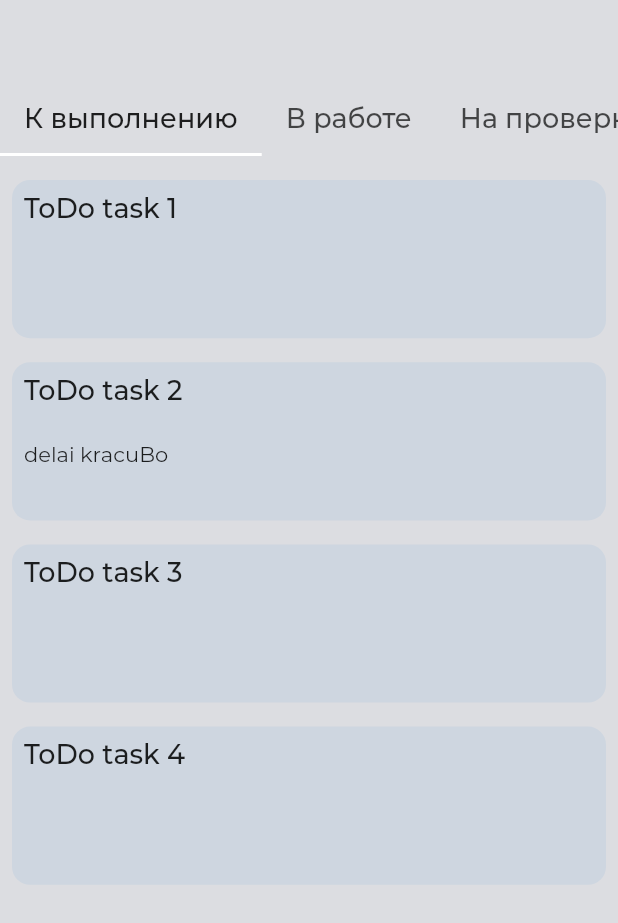
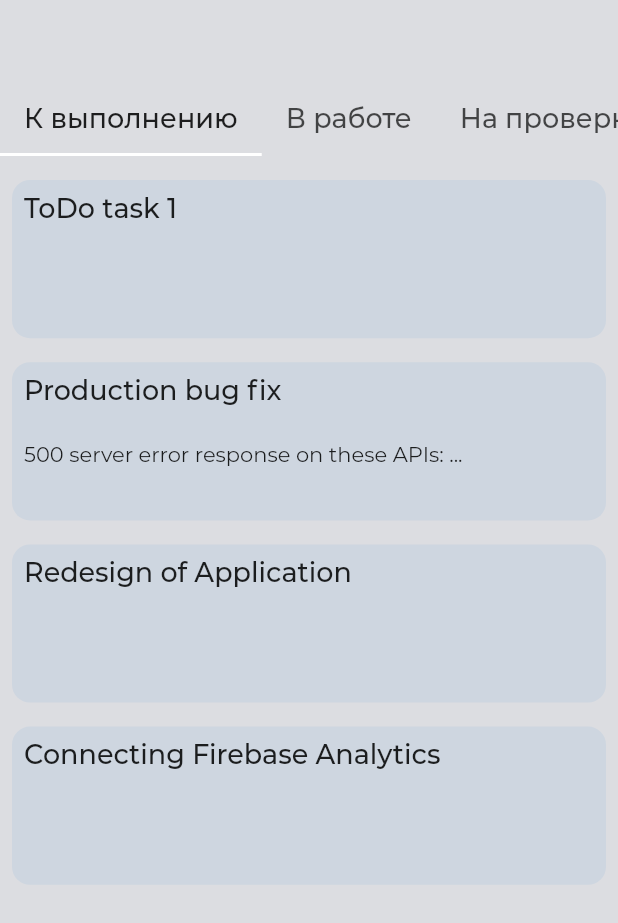
Before and after one commit to SanzharM/task_manager, a Flutter app: the TaskBoard screen opened directly, on a phone screen of 412 x 824 dp. Shown: the top 923 px of the screen. Run offline on Flutter 3.47's test engine with Material 2 defaults, Android fonts, the phone set to English and light mode, and no system bars; our stand-ins replace bloc, cached_network_image, charts_flutter, connectivity, easy_localization, equatable and 6 more; missing offline and left inert: qr_code_scanner; accounts and stored records are empty; project files that could hold a hidden picture were left out.

Commit message:
minor improvements

```diff
--- a/lib/core/widgets/app_cells.dart
+++ b/lib/core/widgets/app_cells.dart
@@ -88,7 +88,7 @@ class ArrowedCell extends StatelessWidget {
         child: Row(
           children: [
             if (icon != null) icon!,
-            if (icon != null) EmptyBox(width: 8.0),
+            if (icon != null) const EmptyBox(width: 8.0),
             Expanded(
               child: Text(
                 title,
@@ -129,7 +129,7 @@ class SwitchCell extends StatelessWidget {
       crossAxisAlignment: CrossAxisAlignment.center,
       children: [
         if (icon != null) icon!,
-        if (icon != null) EmptyBox(width: 8),
+        if (icon != null) const EmptyBox(width: 8),
         Expanded(child: Text(title, style: const TextStyle(fontSize: 16))),
         CupertinoSwitch(
           value: value,
--- a/lib/pages/settings_page/settings_page.dart
+++ b/lib/pages/settings_page/settings_page.dart
@@ -55,11 +55,11 @@ class _SettingsPageState extends State<SettingsPage> {
                   onChanged: onNotification,
                 ),
               ),
-              EmptyBox(height: 12),
+              const EmptyBox(height: 12),
               Column(
                 children: [
                   Text('theme_mode'.tr()),
-                  EmptyBox(height: 4),
+                  const EmptyBox(height: 4),
                   Container(
                     height: 72,
                     width: MediaQuery.of(context).size.width,
--- a/lib/pages/task_board/task_board.dart
+++ b/lib/pages/task_board/task_board.dart
@@ -16,22 +16,24 @@ class TaskBoardState extends State<TaskBoard> with TickerProviderStateMixin {
 
   List<Task> _toDoTasks = [
     Task(title: 'ToDo task 1'),
-    Task(title: 'ToDo task 2', description: 'delai kracuBo'),
-    Task(title: 'ToDo task 3'),
-    Task(title: 'ToDo task 4'),
+    Task(
+      title: 'Production bug fix',
+      description: '500 server error response on these APIs: ...',
+    ),
+    Task(title: 'Redesign of Application'),
+    Task(title: 'Connecting Firebase Analytics'),
   ];
   List<Task> _inWorkTasks = [
-    Task(title: 'in work task 1'),
-    Task(title: 'in work task 2'),
+    Task(title: 'Changing registration APIs from v1 to v2'),
+    Task(title: 'Back-end code refactoring'),
   ];
   List<Task> _toTestTasks = [
     // Task(title: 'toTest task 1'),
   ];
   List<Task> _doneTasks = [
-    Task(title: 'done task 1 '),
+    Task(title: 'done task 1'),
     Task(
-      title:
-          'done task 2 donedonedonedonedonedonedonedonedonedonedonedonedonedonedonedonedonedonedonedonedonedonedonedonedonedonedonedonedonedonedonedonedonedonedonedonedonedonedonedonedonedone',
+      title: 'done task 2',
       description:
           'donedonedonedonedonedonedonedonedonedonedonedonedonedonedonedonedonedonedonedonedonedonedonedonedonedonedonedonedonedonedonedonedonedonedonedonedonedonedone',
     ),
@@ -66,13 +68,12 @@ class TaskBoardState extends State<TaskBoard> with TickerProviderStateMixin {
             constraints: constraints,
             child: Column(
               children: [
-                EmptyBox(height: 56),
+                const EmptyBox(height: 56),
                 TabBar(
                   controller: _boardTabController,
                   isScrollable: true,
                   physics: BouncingScrollPhysics(),
-                  labelStyle: const TextStyle(
-                      fontSize: 18, fontWeight: FontWeight.w500),
+                  labelStyle: const TextStyle(fontSize: 18, fontWeight: FontWeight.w500),
                   tabs: const [
                     Tab(text: 'К выполнению'),
                     Tab(text: 'В работе'),
```
Also changed, not shown: lib/core/widgets/user_card.dart (+14 -25 lines), lib/pages/login_page/login_page.dart (+5 -5 lines), lib/pages/pin_page/pin_page.dart (+5 -5 lines), lib/pages/profile_page/add_profile_page.dart (+8 -8 lines), lib/pages/profile_page/profile_page.dart (+7 -7 lines), lib/pages/task_page/task_page.dart (+8 -8 lines).
